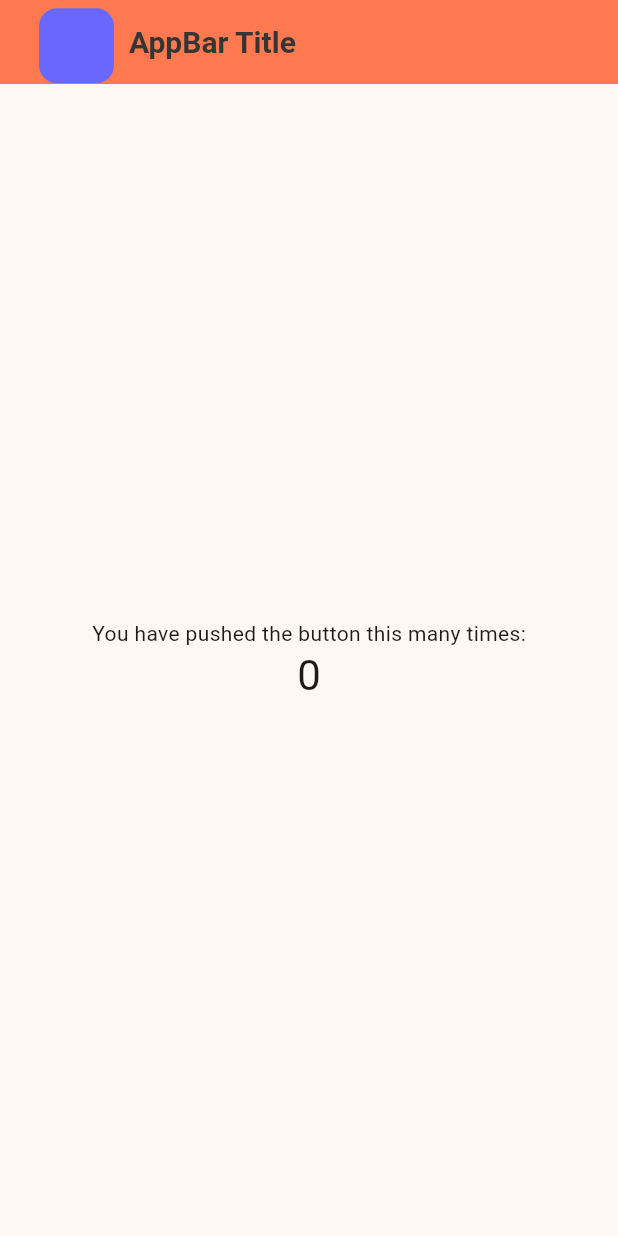
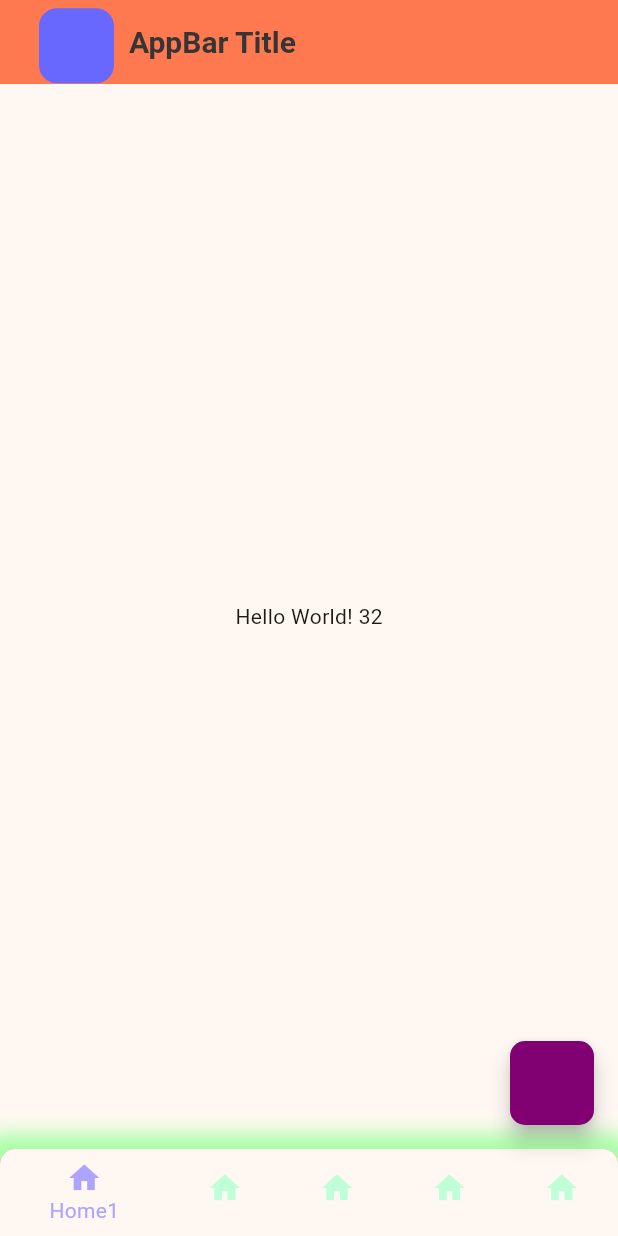
Before and after one commit to Gurinderp/task_manager, a Flutter app: the screen it shows after launch, on a phone screen of 412 x 824 dp. Run offline on Flutter 3.47's test engine with Material 3 defaults, Android fonts, the phone set to English and light mode, and no system bars.

Commit message:
added bottom navigation bar and floating action button

```diff
--- a/lib/views/HomePage.dart
+++ b/lib/views/HomePage.dart
@@ -10,22 +10,58 @@ class MyHomePage extends StatefulWidget {
 }
 
 class _MyHomePageState extends State<MyHomePage> {
-  final String _initial = "0";
+  int currentIndex = 0;
 
   @override
   Widget build(BuildContext context) {
     return Scaffold(
       appBar: _buildAppBar(),
+      bottomNavigationBar: Container(
+        decoration: BoxDecoration(
+          color: Color.fromRGBO(255, 116, 116, 1),
+          borderRadius: BorderRadius.only(
+            topLeft: Radius.circular(10),
+            topRight: Radius.circular(10),
+          ),
+          boxShadow: [
+            BoxShadow(
+              color: Color.fromRGBO(166, 255, 165, 1),
+              blurRadius: 10,
+              spreadRadius: 10,
+            ),
+          ],
+        ),
+        child: ClipRRect(
+          borderRadius: BorderRadiusGeometry.only(
+            topLeft: Radius.circular(10),
+            topRight: Radius.circular(10),
+          ),
+          child: BottomNavigationBar(
+            backgroundColor: Color.fromRGBO(255, 191, 191, 1),
+            selectedItemColor: Color.fromRGBO(172, 164, 255, 1),
+            unselectedItemColor: Color.fromRGBO(191, 255, 216, 1),
+            items: [
+              BottomNavigationBarItem(icon: Icon(Icons.home), label: "Home1"),
+              BottomNavigationBarItem(icon: Icon(Icons.home), label: "Home2"),
+              BottomNavigationBarItem(icon: Icon(Icons.home), label: "Home3"),
+              BottomNavigationBarItem(icon: Icon(Icons.home), label: "Home4"),
+              BottomNavigationBarItem(icon: Icon(Icons.home), label: "Home5"),
+            ],
+            onTap: (index) {
+              currentIndex = index;
+            },
+          ),
+        ),
+      ),
+      floatingActionButton: FloatingActionButton(
+        onPressed: () {},
+        shape: RoundedRectangleBorder(borderRadius: BorderRadius.circular(10)),
+        backgroundColor: Color.fromRGBO(129, 0, 114, 1),
+      ),
       body: Center(
         child: Column(
           mainAxisAlignment: MainAxisAlignment.center,
-          children: <Widget>[
-            const Text('You have pushed the button this many times:'),
-            Text(
-              '$_initial',
-              style: Theme.of(context).textTheme.headlineMedium,
-            ),
-          ],
+          children: <Widget>[const Text('Hello World! 32')],
         ),
       ),
     );
```
